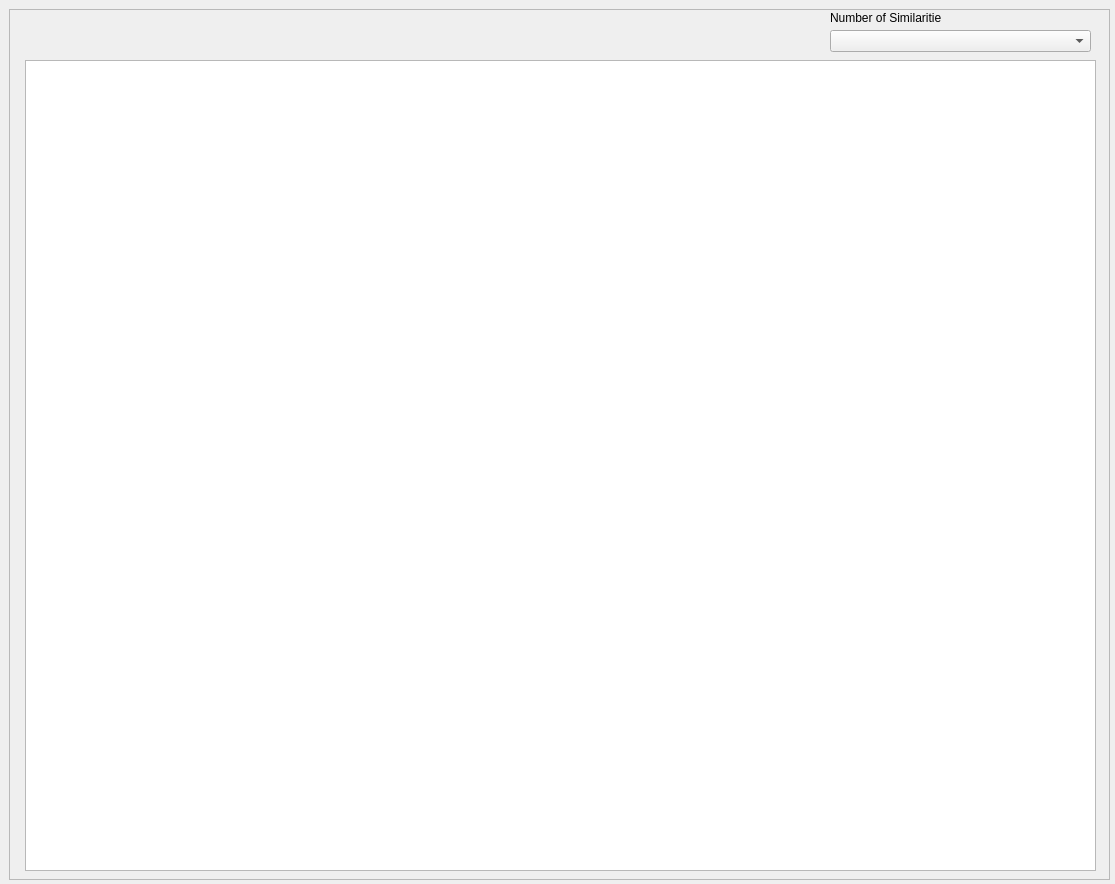
First picture: the form in BinAuthorPlugin/Views/UI/ResultsView.ui, repository g4hsean/BinAuthor, before the edit.
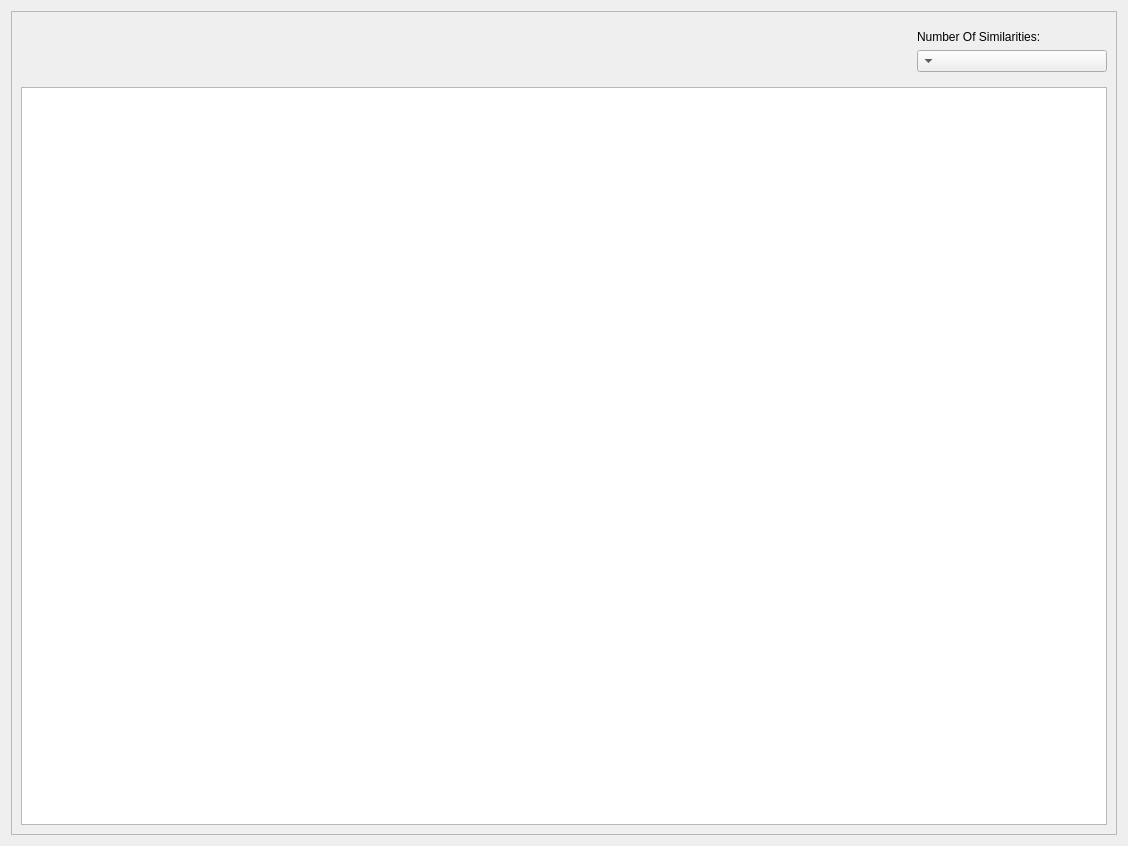
Second picture: the form after the edit.

Commit message: Created the new UI for the results view for author identification

Diff of the .ui file:
```diff
--- a/BinAuthorPlugin/Views/UI/ResultsView.ui
+++ b/BinAuthorPlugin/Views/UI/ResultsView.ui
@@ -6,21 +6,18 @@
    <rect>
     <x>0</x>
     <y>0</y>
-    <width>1115</width>
-    <height>884</height>
+    <width>1128</width>
+    <height>846</height>
    </rect>
   </property>
   <property name="windowTitle">
    <string>Form</string>
   </property>
+  <layout class="QVBoxLayout" name="verticalLayout">
+   <item>
   <widget class="QScrollArea" name="scrollArea">
-   <property name="geometry">
-    <rect>
-     <x>9</x>
-     <y>9</y>
-     <width>1101</width>
-     <height>871</height>
-    </rect>
+     <property name="lineWidth">
+      <number>0</number>
    </property>
    <property name="widgetResizable">
     <bool>true</bool>
@@ -30,45 +27,69 @@
      <rect>
       <x>0</x>
       <y>0</y>
-      <width>1099</width>
-      <height>869</height>
-     </rect>
-    </property>
-    <widget class="QListView" name="resultsList">
-     <property name="geometry">
-      <rect>
-       <x>15</x>
-       <y>50</y>
-       <width>1071</width>
-       <height>811</height>
-      </rect>
-     </property>
-    </widget>
-    <widget class="QComboBox" name="numberOfResults">
-     <property name="geometry">
-      <rect>
-       <x>820</x>
-       <y>20</y>
-       <width>261</width>
-       <height>22</height>
-      </rect>
-     </property>
-    </widget>
+        <width>1108</width>
+        <height>826</height>
+       </rect>
+      </property>
+      <layout class="QGridLayout" name="gridLayout">
+       <item row="2" column="0">
+        <widget class="QListWidget" name="listWidget"/>
+       </item>
+       <item row="1" column="0">
+        <widget class="QWidget" name="widget" native="true">
+         <property name="minimumSize">
+          <size>
+           <width>0</width>
+           <height>30</height>
+          </size>
+         </property>
+         <property name="maximumSize">
+          <size>
+           <width>200</width>
+           <height>16777215</height>
+          </size>
+         </property>
+         <property name="layoutDirection">
+          <enum>Qt::RightToLeft</enum>
+         </property>
+         <layout class="QGridLayout" name="gridLayout_2">
+          <property name="leftMargin">
+           <number>10</number>
+          </property>
+          <property name="rightMargin">
+           <number>0</number>
+          </property>
+          <item row="0" column="0">
     <widget class="QLabel" name="label">
-     <property name="geometry">
-      <rect>
-       <x>820</x>
-       <y>0</y>
-       <width>111</width>
-       <height>16</height>
-      </rect>
+            <property name="maximumSize">
+             <size>
+              <width>200</width>
+              <height>16777215</height>
+             </size>
      </property>
      <property name="text">
-      <string>Number of Similarities:</string>
-     </property>
-    </widget>
-   </widget>
-  </widget>
+             <string>Number Of Similarities:</string>
+            </property>
+           </widget>
+          </item>
+          <item row="1" column="0">
+           <widget class="QComboBox" name="comboBox">
+            <property name="maximumSize">
+             <size>
+              <width>200</width>
+              <height>16777215</height>
+             </size>
+            </property>
+           </widget>
+          </item>
+         </layout>
+        </widget>
+       </item>
+      </layout>
+     </widget>
+    </widget>
+   </item>
+  </layout>
  </widget>
  <resources/>
  <connections/>
```
Lines whose indentation alone changed are shown as unchanged. The commit also changes 1 other file.
